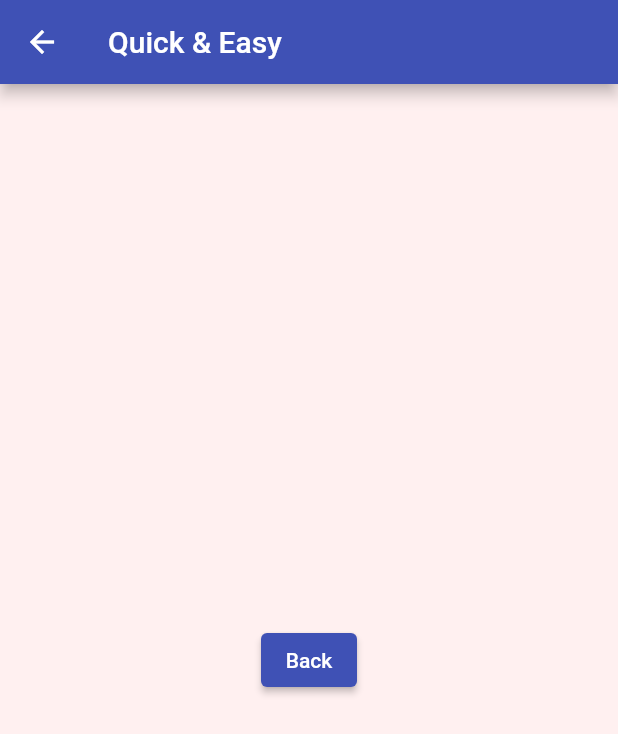
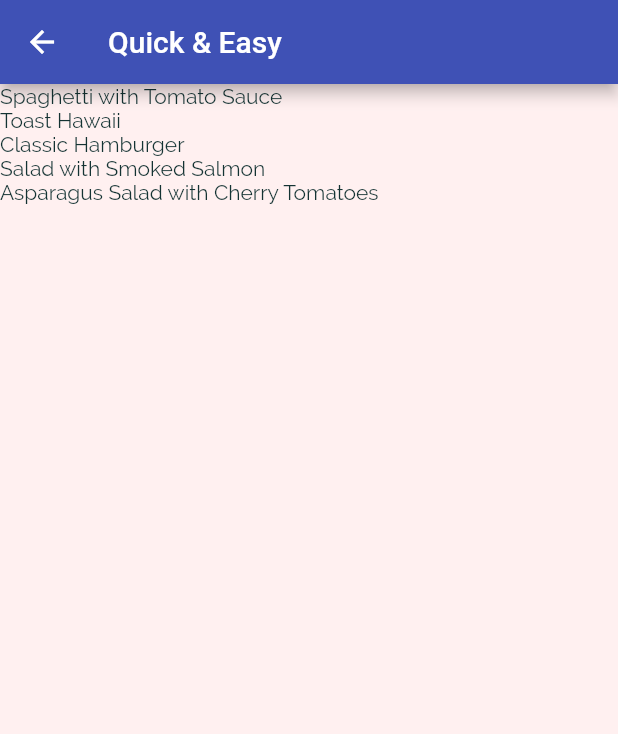
Before and after one commit to notariorob/recipes_app, a Flutter app: the screen it shows after launch, after a tap on "Quick & Easy", on a phone screen of 412 x 824 dp. Shown: the top 734 px of the screen. Run offline on Flutter 3.47's test engine with Material 2 defaults, Android fonts, the light colour scheme and no system bars.

Commit message:
add meals

```diff
--- a/lib/data/mock_categories.dart
+++ b/lib/data/mock_categories.dart
@@ -1,7 +1,7 @@
 import 'package:flutter/material.dart';
 import 'package:recipes_app/models/category.dart';
 
-const mockCategories = [
+const MOCK_CATEGORIES = [
   Category(
     id: 'c1',
     title: 'Italian',
--- /dev/null
+++ b/lib/data/mock_meals.dart
@@ -0,0 +1,333 @@
+import 'package:recipes_app/models/affordability.dart';
+import 'package:recipes_app/models/difficulty.dart';
+import 'package:recipes_app/models/meal.dart';
+
+const MOCK_MEALS = [
+  Meal(
+    id: 'm1',
+    categories: [
+      'c1',
+      'c2',
+    ],
+    title: 'Spaghetti with Tomato Sauce',
+    affordability: Affordability.Affordable,
+    difficulty: Difficulty.Easy,
+    imageUrl:
+        'https://upload.wikimedia.org/wikipedia/commons/thumb/2/20/Spaghetti_Bolognese_mit_Parmesan_oder_Grana_Padano.jpg/800px-Spaghetti_Bolognese_mit_Parmesan_oder_Grana_Padano.jpg',
+    duration: 20,
+    ingredients: [
+      '4 Tomatoes',
+      '1 Tablespoon of Olive Oil',
+      '1 Onion',
+      '250g Spaghetti',
+      'Spices',
+      'Cheese (optional)'
+    ],
+    steps: [
+      'Cut the tomatoes and the onion into small pieces.',
+      'Boil some water - add salt to it once it boils.',
+      'Put the spaghetti into the boiling water - they should be done in about 10 to 12 minutes.',
+      'In the meantime, heaten up some olive oil and add the cut onion.',
+      'After 2 minutes, add the tomato pieces, salt, pepper and your other spices.',
+      'The sauce will be done once the spaghetti are.',
+      'Feel free to add some cheese on top of the finished dish.'
+    ],
+    isVegan: true,
+    isVegetarian: true,
+    isLactoseFree: true,
+  ),
+  Meal(
+    id: 'm2',
+    categories: [
+      'c2',
+    ],
+    title: 'Toast Hawaii',
+    affordability: Affordability.Affordable,
+    difficulty: Difficulty.Easy,
+    imageUrl:
+        'https://cdn.pixabay.com/photo/2018/07/11/21/51/toast-3532016_1280.jpg',
+    duration: 10,
+    ingredients: [
+      '1 Slice White Bread',
+      '1 Slice Ham',
+      '1 Slice Pineapple',
+      '1-2 Slices of Cheese',
+      'Butter'
+    ],
+    steps: [
+      'Butter one side of the white bread',
+      'Layer ham, the pineapple and cheese on the white bread',
+      'Bake the toast for round about 10 minutes in the oven at 200°C'
+    ],
+  ),
+  Meal(
+    id: 'm3',
+    categories: [
+      'c2',
+      'c3',
+    ],
+    title: 'Classic Hamburger',
+    affordability: Affordability.Pricy,
+    difficulty: Difficulty.Easy,
+    imageUrl:
+        'https://cdn.pixabay.com/photo/2014/10/23/18/05/burger-500054_1280.jpg',
+    duration: 45,
+    ingredients: [
+      '300g Cattle Hack',
+      '1 Tomato',
+      '1 Cucumber',
+      '1 Onion',
+      'Ketchup',
+      '2 Burger Buns'
+    ],
+    steps: [
+      'Form 2 patties',
+      'Fry the patties for c. 4 minutes on each side',
+      'Quickly fry the buns for c. 1 minute on each side',
+      'Bruch buns with ketchup',
+      'Serve burger with tomato, cucumber and onion'
+    ],
+    isLactoseFree: true,
+  ),
+  Meal(
+    id: 'm4',
+    categories: [
+      'c4',
+    ],
+    title: 'Wiener Schnitzel',
+    affordability: Affordability.Luxurious,
+    difficulty: Difficulty.Medium,
+    imageUrl:
+        'https://cdn.pixabay.com/photo/2018/03/31/19/29/schnitzel-3279045_1280.jpg',
+    duration: 60,
+    ingredients: [
+      '8 Veal Cutlets',
+      '4 Eggs',
+      '200g Bread Crumbs',
+      '100g Flour',
+      '300ml Butter',
+      '100g Vegetable Oil',
+      'Salt',
+      'Lemon Slices'
+    ],
+    steps: [
+      'Tenderize the veal to about 2–4mm, and salt on both sides.',
+      'On a flat plate, stir the eggs briefly with a fork.',
+      'Lightly coat the cutlets in flour then dip into the egg, and finally, coat in breadcrumbs.',
+      'Heat the butter and oil in a large pan (allow the fat to get very hot) and fry the schnitzels until golden brown on both sides.',
+      'Make sure to toss the pan regularly so that the schnitzels are surrounded by oil and the crumbing becomes ‘fluffy’.',
+      'Remove, and drain on kitchen paper. Fry the parsley in the remaining oil and drain.',
+      'Place the schnitzels on awarmed plate and serve garnishedwith parsley and slices of lemon.'
+    ],
+  ),
+  Meal(
+    id: 'm5',
+    categories: [
+      'c2',
+      'c5',
+      'c10',
+    ],
+    title: 'Salad with Smoked Salmon',
+    affordability: Affordability.Luxurious,
+    difficulty: Difficulty.Easy,
+    imageUrl:
+        'https://cdn.pixabay.com/photo/2016/10/25/13/29/smoked-salmon-salad-1768890_1280.jpg',
+    duration: 15,
+    ingredients: [
+      'Arugula',
+      'Lamb\'s Lettuce',
+      'Parsley',
+      'Fennel',
+      '200g Smoked Salmon',
+      'Mustard',
+      'Balsamic Vinegar',
+      'Olive Oil',
+      'Salt and Pepper'
+    ],
+    steps: [
+      'Wash and cut salad and herbs',
+      'Dice the salmon',
+      'Process mustard, vinegar and olive oil into a dessing',
+      'Prepare the salad',
+      'Add salmon cubes and dressing'
+    ],
+    isGlutenFree: true,
+    isVegetarian: true,
+    isLactoseFree: true,
+  ),
+  Meal(
+    id: 'm6',
+    categories: [
+      'c6',
+      'c10',
+    ],
+    title: 'Delicious Orange Mousse',
+    affordability: Affordability.Affordable,
+    difficulty: Difficulty.Hard,
+    imageUrl:
+        'https://cdn.pixabay.com/photo/2017/05/01/05/18/pastry-2274750_1280.jpg',
+    duration: 240,
+    ingredients: [
+      '4 Sheets of Gelatine',
+      '150ml Orange Juice',
+      '80g Sugar',
+      '300g Yoghurt',
+      '200g Cream',
+      'Orange Peel',
+    ],
+    steps: [
+      'Dissolve gelatine in pot',
+      'Add orange juice and sugar',
+      'Take pot off the stove',
+      'Add 2 tablespoons of yoghurt',
+      'Stir gelatin under remaining yoghurt',
+      'Cool everything down in the refrigerator',
+      'Whip the cream and lift it under die orange mass',
+      'Cool down again for at least 4 hours',
+      'Serve with orange peel',
+    ],
+    isGlutenFree: true,
+    isVegetarian: true,
+  ),
+  Meal(
+    id: 'm7',
+    categories: [
+      'c7',
+    ],
+    title: 'Pancakes',
+    affordability: Affordability.Affordable,
+    difficulty: Difficulty.Easy,
+    imageUrl:
+        'https://cdn.pixabay.com/photo/2018/07/10/21/23/pancake-3529653_1280.jpg',
+    duration: 20,
+    ingredients: [
+      '1 1/2 Cups all-purpose Flour',
+      '3 1/2 Teaspoons Baking Powder',
+      '1 Teaspoon Salt',
+      '1 Tablespoon White Sugar',
+      '1 1/4 cups Milk',
+      '1 Egg',
+      '3 Tablespoons Butter, melted',
+    ],
+    steps: [
+      'In a large bowl, sift together the flour, baking powder, salt and sugar.',
+      'Make a well in the center and pour in the milk, egg and melted butter; mix until smooth.',
+      'Heat a lightly oiled griddle or frying pan over medium high heat.',
+      'Pour or scoop the batter onto the griddle, using approximately 1/4 cup for each pancake. Brown on both sides and serve hot.'
+    ],
+    isGlutenFree: true,
+    isVegetarian: true,
+  ),
+  Meal(
+    id: 'm8',
+    categories: [
+      'c8',
+    ],
+    title: 'Creamy Indian Chicken Curry',
+    affordability: Affordability.Pricy,
+    difficulty: Difficulty.Hard,
+    imageUrl:
+        'https://cdn.pixabay.com/photo/2018/06/18/16/05/indian-food-3482749_1280.jpg',
+    duration: 35,
+    ingredients: [
+      '4 Chicken Breasts',
+      '1 Onion',
+      '2 Cloves of Garlic',
+      '1 Piece of Ginger',
+      '4 Tablespoons Almonds',
+      '1 Teaspoon Cayenne Pepper',
+      '500ml Coconut Milk',
+    ],
+    steps: [
+      'Slice and fry the chicken breast',
+      'Process onion, garlic and ginger into paste and sauté everything',
+      'Add spices and stir fry',
+      'Add chicken breast + 250ml of water and cook everything for 10 minutes',
+      'Add coconut milk',
+      'Serve with rice'
+    ],
+    isGlutenFree: true,
+    isLactoseFree: true,
+  ),
+  Meal(
+    id: 'm9',
+    categories: [
+      'c9',
+    ],
+    title: 'Chocolate Souffle',
+    affordability: Affordability.Affordable,
+    difficulty: Difficulty.Hard,
+    imageUrl:
+        'https://cdn.pixabay.com/photo/2014/08/07/21/07/souffle-412785_1280.jpg',
+    duration: 45,
+    ingredients: [
+      '1 Teaspoon melted Butter',
+      '2 Tablespoons white Sugar',
+      '2 Ounces 70% dark Chocolate, broken into pieces',
+      '1 Tablespoon Butter',
+      '1 Tablespoon all-purpose Flour',
+      '4 1/3 tablespoons cold Milk',
+      '1 Pinch Salt',
+      '1 Pinch Cayenne Pepper',
+      '1 Large Egg Yolk',
+      '2 Large Egg Whites',
+      '1 Pinch Cream of Tartar',
+      '1 Tablespoon white Sugar',
+    ],
+    steps: [
+      'Preheat oven to 190°C. Line a rimmed baking sheet with parchment paper.',
+      'Brush bottom and sides of 2 ramekins lightly with 1 teaspoon melted butter; cover bottom and sides right up to the rim.',
+      'Add 1 tablespoon white sugar to ramekins. Rotate ramekins until sugar coats all surfaces.',
+      'Place chocolate pieces in a metal mixing bowl.',
+      'Place bowl over a pan of about 3 cups hot water over low heat.',
+      'Melt 1 tablespoon butter in a skillet over medium heat. Sprinkle in flour. Whisk until flour is incorporated into butter and mixture thickens.',
+      'Whisk in cold milk until mixture becomes smooth and thickens. Transfer mixture to bowl with melted chocolate.',
+      'Add salt and cayenne pepper. Mix together thoroughly. Add egg yolk and mix to combine.',
+      'Leave bowl above the hot (not simmering) water to keep chocolate warm while you whip the egg whites.',
+      'Place 2 egg whites in a mixing bowl; add cream of tartar. Whisk until mixture begins to thicken and a drizzle from the whisk stays on the surface about 1 second before disappearing into the mix.',
+      'Add 1/3 of sugar and whisk in. Whisk in a bit more sugar about 15 seconds.',
+      'whisk in the rest of the sugar. Continue whisking until mixture is about as thick as shaving cream and holds soft peaks, 3 to 5 minutes.',
+      'Transfer a little less than half of egg whites to chocolate.',
+      'Mix until egg whites are thoroughly incorporated into the chocolate.',
+      'Add the rest of the egg whites; gently fold into the chocolate with a spatula, lifting from the bottom and folding over.',
+      'Stop mixing after the egg white disappears. Divide mixture between 2 prepared ramekins. Place ramekins on prepared baking sheet.',
+      'Bake in preheated oven until scuffles are puffed and have risen above the top of the rims, 12 to 15 minutes.',
+    ],
+    isGlutenFree: true,
+    isVegetarian: true,
+  ),
+  Meal(
+    id: 'm10',
+    categories: [
+      'c2',
+      'c5',
+      'c10',
+    ],
+    title: 'Asparagus Salad with Cherry Tomatoes',
+    affordability: Affordability.Luxurious,
+    difficulty: Difficulty.Easy,
+    imageUrl:
+        'https://cdn.pixabay.com/photo/2018/04/09/18/26/asparagus-3304997_1280.jpg',
+    duration: 30,
+    ingredients: [
+      'White and Green Asparagus',
+      '30g Pine Nuts',
+      '300g Cherry Tomatoes',
+      'Salad',
+      'Salt, Pepper and Olive Oil'
+    ],
+    steps: [
+      'Wash, peel and cut the asparagus',
+      'Cook in salted water',
+      'Salt and pepper the asparagus',
+      'Roast the pine nuts',
+      'Halve the tomatoes',
+      'Mix with asparagus, salad and dressing',
+      'Serve with Baguette'
+    ],
+    isGlutenFree: true,
+    isVegan: true,
+    isVegetarian: true,
+    isLactoseFree: true,
+  ),
+];
--- /dev/null
+++ b/lib/models/affordability.dart
@@ -0,0 +1 @@
+enum Affordability { Affordable, Pricy, Luxurious }
--- /dev/null
+++ b/lib/models/difficulty.dart
@@ -0,0 +1 @@
+enum Difficulty { Easy, Medium, Hard }
--- /dev/null
+++ b/lib/models/meal.dart
@@ -0,0 +1,34 @@
+import 'package:recipes_app/models/affordability.dart';
+import 'package:recipes_app/models/difficulty.dart';
+
+class Meal {
+  final String id;
+  final String title;
+  final List<String> categories;
+  final String imageUrl;
+  final List<String> ingredients;
+  final List<String> steps;
+  final int duration;
+  final Difficulty difficulty;
+  final Affordability affordability;
+  final bool isGlutenFree;
+  final bool isLactoseFree;
+  final bool isVegan;
+  final bool isVegetarian;
+
+  const Meal({
+    required this.id,
+    required this.title,
+    required this.categories,
+    required this.imageUrl,
+    required this.ingredients,
+    required this.steps,
+    required this.duration,
+    required this.difficulty,
+    required this.affordability,
+    this.isGlutenFree = false,
+    this.isLactoseFree = false,
+    this.isVegan = false,
+    this.isVegetarian = false,
+  });
+}
--- a/lib/screens/category_list_screen.dart
+++ b/lib/screens/category_list_screen.dart
@@ -22,7 +22,7 @@ class CategoryListScreen extends StatelessWidget {
             mainAxisSpacing: 10,
           ),
           children: [
-            ...mockCategories.map(
+            ...MOCK_CATEGORIES.map(
               (category) => CategoryListItem(category: category),
             )
           ],
--- a/lib/screens/meals_list_screen.dart
+++ b/lib/screens/meals_list_screen.dart
@@ -1,5 +1,7 @@
 import 'package:flutter/material.dart';
+import 'package:recipes_app/data/mock_meals.dart';
 import 'package:recipes_app/models/category.dart';
+import 'package:recipes_app/models/meal.dart';
 
 class MealsListScreen extends StatelessWidget {
   static const routeName = '/meals';
@@ -8,16 +10,19 @@ class MealsListScreen extends StatelessWidget {
 
   @override
   Widget build(BuildContext context) {
-    final routeArgs = ModalRoute.of(context)?.settings.arguments as Map;
+    final category = ModalRoute.of(context)!.settings.arguments as Category;
+    final List<Meal> categoryMeals = MOCK_MEALS
+        .where((meal) => meal.categories.contains(category.id))
+        .toList();
     return Scaffold(
       appBar: AppBar(
-        title: Text((routeArgs['category'] as Category).title),
+        title: Text(category.title),
       ),
       body: Center(
-        child: ElevatedButton(
-          onPressed: () => Navigator.of(context).pop(),
-          child: const Text(
-            'Back',
+        child: ListView.builder(
+          itemCount: categoryMeals.length,
+          itemBuilder: (context, index) => Text(
+            categoryMeals[index].title,
           ),
         ),
       ),
--- a/lib/widgets/category_list_item.dart
+++ b/lib/widgets/category_list_item.dart
@@ -9,9 +9,7 @@ class CategoryListItem extends StatelessWidget {
   void _handleCategoryTap(BuildContext context) {
     Navigator.of(context).pushNamed(
       MealsListScreen.routeName,
-      arguments: {
-        'category': category,
-      },
+      arguments: category,
     );
   }
 
```
